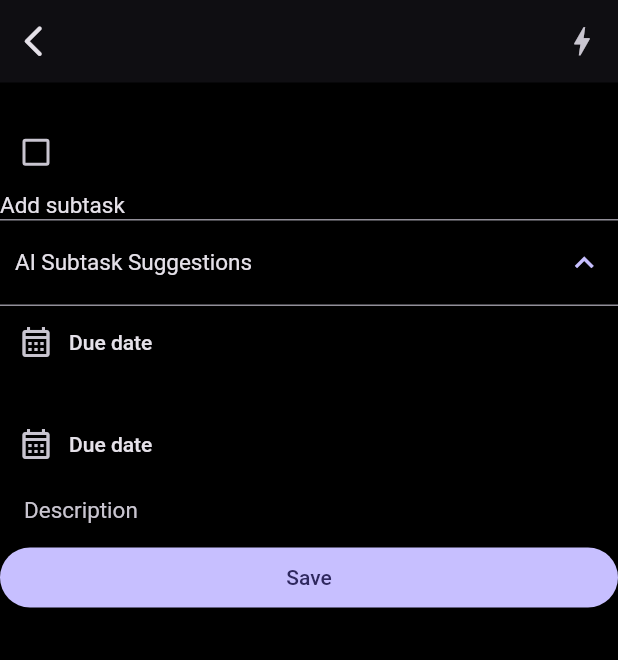
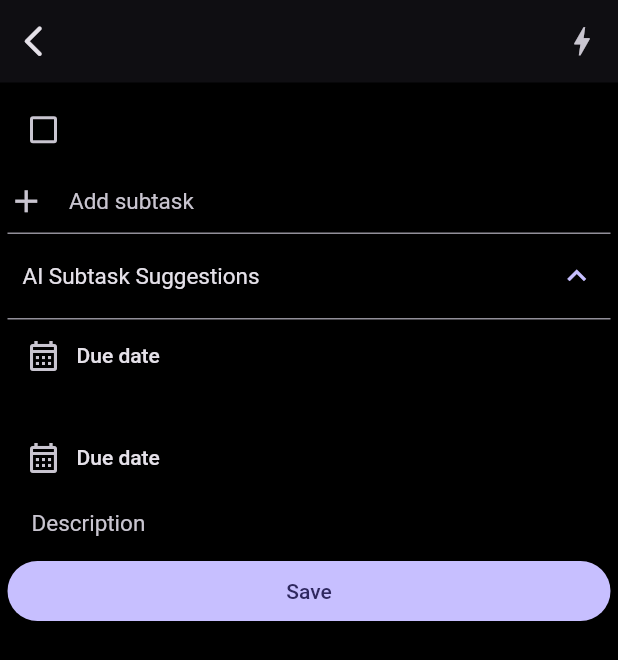
Before and after one commit to Laesx/ark_tasks, a Flutter app: the TaskDetailScreen screen opened by its route, after a tap on "AI Subtask Suggestions", on a phone screen of 412 x 824 dp. Shown: the top 660 px of the screen. Run offline on Flutter 3.47's test engine with Material 3 defaults, Android fonts, the phone set to English and light mode, and no system bars; our stand-ins replace go_router, hive, shared_preferences, sqflite; missing offline and left inert: dart_openai; accounts and stored records are empty; Roboto replaces fonts that are missing (Rubik).

Commit message:
Subtasks Implemented and Cleaned a bit some warnings

```diff
--- a/lib/main.dart
+++ b/lib/main.dart
@@ -2,7 +2,7 @@ import 'package:ark_jots/services/ai_service.dart';
 import 'package:ark_jots/utils/options.dart';
 import 'package:flutter/material.dart';
 import 'package:go_router/go_router.dart';
-import 'package:intl/date_symbol_data_file.dart';
+//import 'package:intl/date_symbol_data_file.dart';
 import 'package:provider/provider.dart';
 import 'modules/tasks/task_providers.dart';
 import 'utils/app_routes.dart';
--- a/lib/modules/settings/settings_app_tab.dart
+++ b/lib/modules/settings/settings_app_tab.dart
@@ -1,3 +1,4 @@
+import 'package:ark_jots/modules/tasks/task_providers.dart';
 import 'package:ark_jots/utils/options.dart';
 import 'package:ark_jots/widgets/layouts/top_bar.dart';
 import 'package:flutter/material.dart';
@@ -60,6 +61,10 @@ class SettingsAppTab extends StatelessWidget {
             suffixIcon: Icon(Icons.arrow_drop_down),
           ),
         ),
+        const SizedBox(height: 20),
+        ElevatedButton(
+            onPressed: () => TaskProvider.deleteTasksBox(),
+            child: Text('Delete Tasks Box')),
       ],
     );
   }
--- a/lib/modules/settings/settings_view.dart
+++ b/lib/modules/settings/settings_view.dart
@@ -32,12 +32,12 @@ class _SettingsViewState extends State<SettingsView>
   @override
   Widget build(BuildContext context) {
     // Not needed since Settings will be a single tab for now
-    final children = [
+    /* final children = [
       SettingsAppTab(scrollCtrl),
       const Text('Appearance'),
       const Text('Notifications'),
       const Text('About'),
-    ];
+    ]; */
 
     return TabScaffold(
         topBar: TopBar(
--- a/lib/modules/tasks/task_details.dart
+++ b/lib/modules/tasks/task_details.dart
@@ -1,3 +1,5 @@
+import 'dart:math';
+
 import 'package:ark_jots/modules/tasks/task_card.dart';
 import 'package:ark_jots/modules/tasks/task_model.dart';
 import 'package:ark_jots/modules/tasks/task_providers.dart';
@@ -6,6 +8,7 @@ import 'package:flutter/cupertino.dart';
 import 'package:flutter/foundation.dart';
 import 'package:flutter/material.dart';
 import 'package:flutter/rendering.dart';
+import 'package:flutter/widgets.dart';
 import 'package:provider/provider.dart';
 import 'package:ark_jots/utils/tools.dart';
 
@@ -13,8 +16,11 @@ import 'dart:async';
 
 import '../../services/ai_service.dart';
 
+// ignore: must_be_immutable
 class TaskDetailScreen extends StatefulWidget {
   TaskDetailScreen({Key? key}) : super(key: key);
+
+  bool showAllSubtasks = false;
 
   @override
   State<TaskDetailScreen> createState() => _TaskDetailScreenState();
@@ -23,11 +29,15 @@ class TaskDetailScreen extends StatefulWidget {
 class _TaskDetailScreenState extends State<TaskDetailScreen> {
   @override
   Widget build(BuildContext context) {
+    // Controller for the subtasks so I can empty it after one is created
+    final TextEditingController _controller = TextEditingController();
+
     final taskProvider = context.watch<TaskProvider>();
 
     final task = taskProvider.selectedTask ??
         Task(title: '', createdAt: DateTime.now(), lastUpdated: DateTime.now());
 
+    // This is for the submenu to appear on the center of the screen
     final screenSize = MediaQuery.of(context).size;
     final xOffSet = screenSize.width * 0.25;
 
@@ -35,16 +45,19 @@ class _TaskDetailScreenState extends State<TaskDetailScreen> {
         appBar: TopBar(
           trailing: [
             IconButton(
-                icon: const Icon(Icons.bolt_outlined),
-                onPressed: () => aiDialog(context, task))
+              icon: const Icon(Icons.bolt_outlined),
+              //onPressed: () => aiDialog(context, task)
+              onPressed: () => null,
+            )
           ],
           canPop: true,
           title: task.title,
         ),
         body: Form(
           child: ListView(
+            padding: const EdgeInsets.all(5),
             children: [
-              const SizedBox(height: 20),
+              //const SizedBox(height: 20),
               Row(children: [
                 TaskCheckbox(task.isComplete),
                 Flexible(
@@ -57,8 +70,11 @@ class _TaskDetailScreenState extends State<TaskDetailScreen> {
                   ),
                 ),
               ]),
-              // TODO: Add subtasks functionality
-              const Text('Add subtask'),
+              // Subtasks functionality
+              _SubtasksSection(
+                  widget: widget, task: task, controller: _controller),
+
+              // AI Subtask Suggestions
               ExpansionTile(
                   title: const Text('AI Subtask Suggestions'),
                   children: [
@@ -173,7 +189,7 @@ class _TaskDetailScreenState extends State<TaskDetailScreen> {
         ));
   }
 
-  Future<String?> aiDialog(BuildContext context, Task task) async {
+  /* Future<String?> aiDialog(BuildContext context, Task task) async {
     // Returns a null Future
     if (task.title.isEmpty) return Future(() => null);
 
@@ -193,7 +209,10 @@ class _TaskDetailScreenState extends State<TaskDetailScreen> {
             children: <Widget>[
               Wrap(
                 children: subtasks
-                    .map((subtask) => _MyButton(text: subtask))
+                    .asMap()
+                    .map((index, subtask) =>
+                        MapEntry(index, _MyButton(id: index, text: subtask)))
+                    .values
                     .toList(),
               ),
               const Text('This is a typical dialog.'),
@@ -208,6 +227,90 @@ class _TaskDetailScreenState extends State<TaskDetailScreen> {
           ),
         ),
       ),
+    );
+  } */
+}
+
+class _SubtasksSection extends StatefulWidget {
+  const _SubtasksSection({
+    super.key,
+    required this.widget,
+    required this.task,
+    required TextEditingController controller,
+  }) : _controller = controller;
+
+  final TaskDetailScreen widget;
+  final Task task;
+  final TextEditingController _controller;
+
+  @override
+  State<_SubtasksSection> createState() => _SubtasksSectionState();
+}
+
+class _SubtasksSectionState extends State<_SubtasksSection> {
+  @override
+  Widget build(BuildContext context) {
+    return Column(
+      children: [
+        ListView.builder(
+          shrinkWrap: true,
+          itemCount: widget.widget.showAllSubtasks
+              ? widget.task.subtasks.length
+              : min(3, widget.task.subtasks.length),
+          itemBuilder: (context, index) {
+            final subtask = widget.task.subtasks[index];
+            return ListTile(
+                // TODO: Make this a TextField to be able to edit it
+                title: Text(subtask.title),
+                leading: TaskCheckbox(subtask.isComplete),
+                trailing: IconButton(
+                  onPressed: () {
+                    setState(() {
+                      widget.task.subtasks.removeAt(index);
+                    });
+                  },
+                  icon: Icon(Icons.close),
+                ),
+                shape: Border(
+                  bottom: BorderSide(color: Colors.grey.shade300),
+                ));
+          },
+        ),
+        Row(
+          children: [
+            const Icon(Icons.add),
+            Flexible(
+              child: TextField(
+                controller: widget._controller,
+                decoration: const InputDecoration(
+                  hintText: 'Add subtask',
+                ),
+                onSubmitted: (value) {
+                  widget.task.subtasks.add(Subtask(title: value));
+                  widget._controller.clear();
+                  //setState(() {});
+                },
+              ),
+            ),
+          ],
+        ),
+        if (widget.task.subtasks.length > 3 && !widget.widget.showAllSubtasks)
+          TextButton(
+            child: const Text('Show more'),
+            onPressed: () {
+              widget.widget.showAllSubtasks = true;
+              setState(() {});
+            },
+          ),
+        if (widget.task.subtasks.length > 3 && widget.widget.showAllSubtasks)
+          TextButton(
+            child: const Text('Show less'),
+            onPressed: () {
+              widget.widget.showAllSubtasks = false;
+              setState(() {});
+            },
+          ),
+      ],
     );
   }
 }
@@ -234,7 +337,10 @@ class SubtastkSuggestions extends StatelessWidget {
               subtasks = snapshot.data ?? [];
               return Wrap(
                 children: subtasks
-                    .map((subtask) => _MyButton(text: subtask))
+                    .asMap()
+                    .map((index, subtask) =>
+                        MapEntry(index, _MyButton(id: index, text: subtask)))
+                    .values
                     .toList(),
               );
             } else {
@@ -248,8 +354,9 @@ class SubtastkSuggestions extends StatelessWidget {
 }
 
 class _MyButton extends StatefulWidget {
-  _MyButton({Key? key, required this.text}) : super(key: key);
+  _MyButton({Key? key, required this.text, required this.id}) : super(key: key);
 
+  final int id;
   final String text;
 
   @override
--- a/lib/modules/tasks/task_model.dart
+++ b/lib/modules/tasks/task_model.dart
@@ -31,10 +31,12 @@ class Task extends HiveObject {
   DateTime? startDate;
   // Reminder Dates
   @HiveField(9)
-  List<DateTime>? reminders;
+  List<DateTime> reminders = [];
   // Notes
   @HiveField(10)
   String? notes;
+  @HiveField(11)
+  List<Subtask> subtasks = [];
 
   Task({
     this.id,
@@ -46,8 +48,9 @@ class Task extends HiveObject {
     this.priority = Priority.low,
     this.dueDate,
     this.startDate,
-    this.reminders,
+    //this.reminders = const [],
     this.notes,
+    //this.subtasks = const [],
   });
 
   factory Task.fromJson(String str) => Task.fromMap(json.decode(str));
@@ -64,8 +67,7 @@ class Task extends HiveObject {
         priority: priorityFromString(json["priority"]),
         dueDate: DateTime.parse(json["due_date"]),
         startDate: DateTime.parse(json["start_date"]),
-        reminders: List<DateTime>.from(
-            json["reminders"].map((x) => DateTime.parse(x))),
+        //reminders: List<DateTime>.from(json["reminders"].map((x) => DateTime.parse(x))),
         notes: json["notes"],
       );
 
@@ -79,9 +81,21 @@ class Task extends HiveObject {
         "priority": priority.toString(),
         "due_date": dueDate?.toIso8601String(),
         "start_date": startDate?.toIso8601String(),
-        "reminders": List<dynamic>.from(
-            reminders?.map((x) => x.toIso8601String()) ??
-                []), // This is a null check operator
+        "reminders": List<dynamic>.from(reminders
+            .map((x) => x.toIso8601String())), // This is a null check operator
         "notes": notes,
       };
 }
+
+@HiveType(typeId: 2)
+class Subtask {
+  @HiveField(0)
+  bool isComplete;
+  @HiveField(1)
+  String title;
+
+  Subtask({
+    this.isComplete = false,
+    required this.title,
+  });
+}
--- a/lib/utils/tools.dart
+++ b/lib/utils/tools.dart
@@ -1,4 +1,4 @@
-import 'package:flutter/material.dart';
+//import 'package:flutter/material.dart';
 import 'package:intl/intl.dart';
 
 class Tools {
```
Also changed, not shown: lib/modules/tasks/task_providers.dart (+6 -1 lines), lib/modules/tasks/task_model.g.dart.
